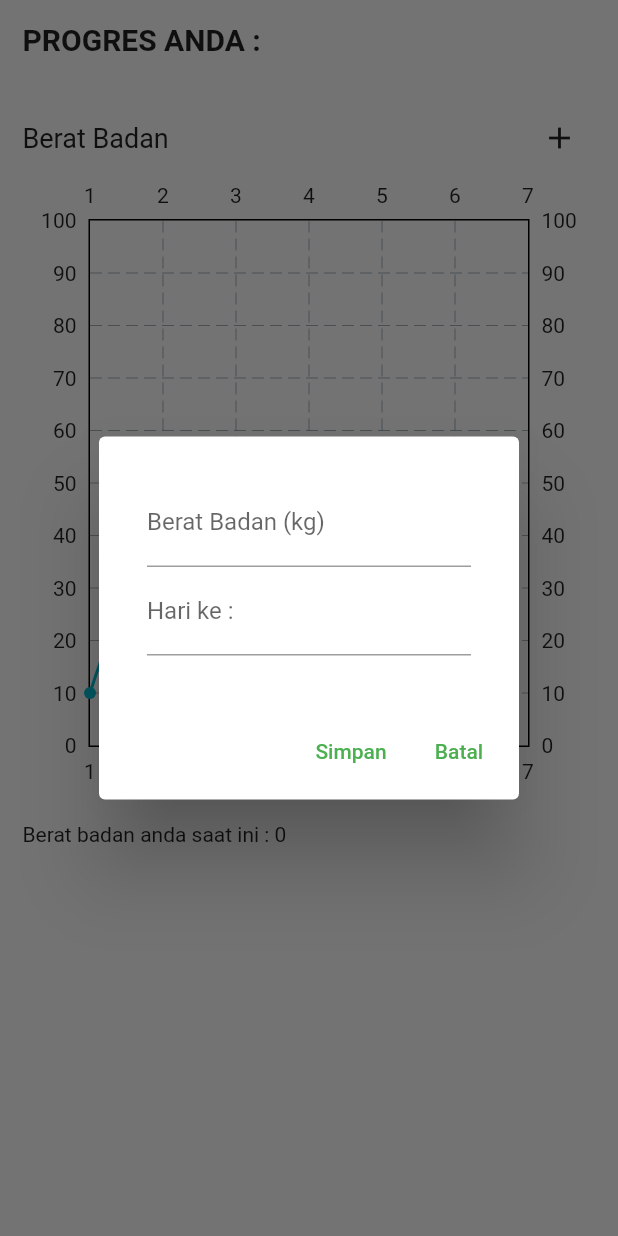
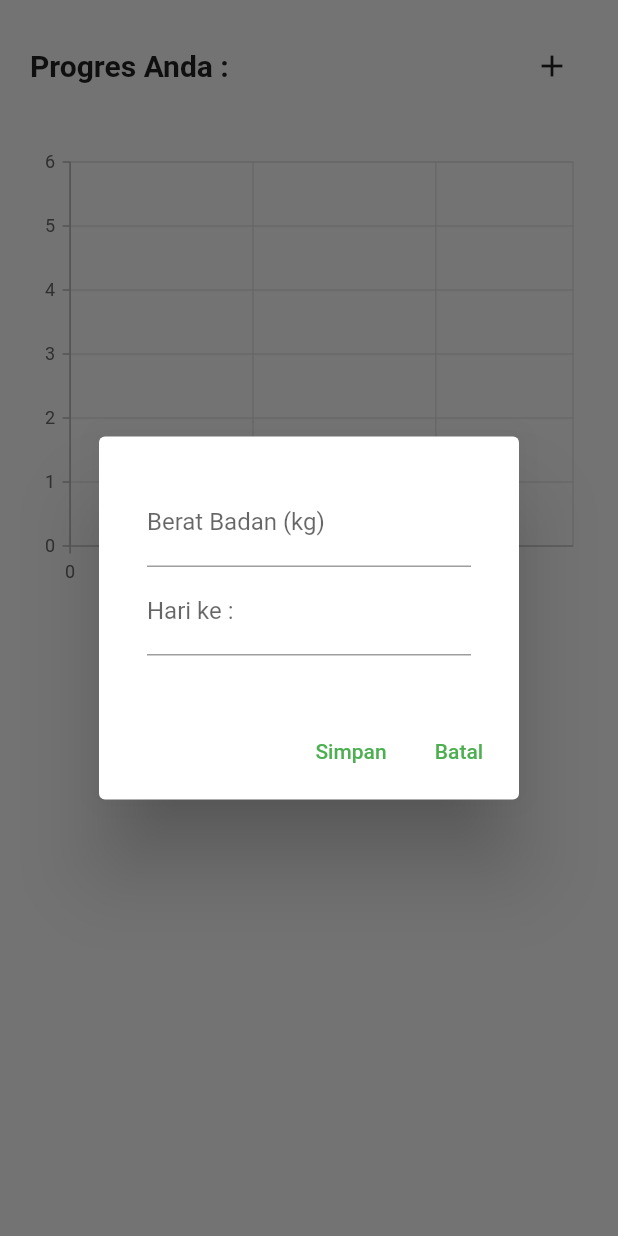
Before and after one commit to wshena/ProyekAkhir-PemMob-DietYuk, a Flutter app: the ProgressPage screen opened directly, after a tap on the "add" icon, on a phone screen of 412 x 824 dp. Run offline on Flutter 3.47's test engine with Material 2 defaults, Android fonts, the phone set to English and light mode, and no system bars; drawn by our look-alikes of fl_chart; our stand-ins replace carousel_slider, hive, hive_flutter, syncfusion_flutter_charts; missing offline and left inert: footer; accounts and stored records are empty.

Commit message:
upadate chart

```diff
--- a/lib/pages/progressPage.dart
+++ b/lib/pages/progressPage.dart
@@ -1,7 +1,8 @@
 // ignore: file_names
-
+import 'dart:async';
 import 'package:flutter/material.dart';
-import 'package:fl_chart/fl_chart.dart';
+import 'package:flutter/services.dart';
+import 'package:syncfusion_flutter_charts/charts.dart';
 
 class ProgressPage extends StatefulWidget {
   const ProgressPage({super.key});
@@ -10,58 +11,48 @@ class ProgressPage extends StatefulWidget {
   State<ProgressPage> createState() => _ProgressPageState();
 }
 
-List<LineChartBarData> lineChartBarData = [
-  LineChartBarData(isCurved: true, spots: [
-    const FlSpot(1, 10),
-    const FlSpot(2, 42),
-    const FlSpot(3, 32),
-    const FlSpot(4, 32),
-    const FlSpot(5, 8),
-    const FlSpot(6, 10),
-  ])
-];
-
 final _formKey = GlobalKey<FormState>(); // global form key
 
 TextEditingController conBerat = TextEditingController();
 TextEditingController conHari = TextEditingController();
 
-String? beratBadan = '0';
-String? hariKe = '0';
+int? beratBadan = 0;
+int? hariKe = 0;
 
-Future<void> addBerat(String berat, String hari) async {
-  if (_formKey.currentState!.validate()) {
-    _formKey.currentState!.save();
-  }
-  beratBadan = berat;
-  hariKe = hari;
+void addData(String berat, String hari) {
+  beratBadan = int.parse(berat);
+  hariKe = int.parse(hari);
 }
 
+final List<ChartData> chartData = [
+  // ChartData(1, 50),
+  // ChartData(2, 20),
+  // ChartData(3, 43),
+  // ChartData(4, 55),
+  // ChartData(5, 60),
+  // ChartData(6, 65),
+  // ChartData(7, 60),
+];
+
+ChartSeriesController? _chartSeriesController;
+
 class _ProgressPageState extends State<ProgressPage> {
+  //Initialize the series controller
   @override
   Widget build(BuildContext context) {
-    double width = MediaQuery.of(context).size.width;
-    double height = MediaQuery.of(context).size.height;
-
     return Scaffold(
-      body: SingleChildScrollView(
-          padding: const EdgeInsets.all(15),
+        body: Center(
+            child: Container(
+      padding: const EdgeInsets.all(20),
       child: Column(
-            crossAxisAlignment: CrossAxisAlignment.start,
+        children: [
+          Row(
+            mainAxisAlignment: MainAxisAlignment.spaceBetween,
+            crossAxisAlignment: CrossAxisAlignment.center,
             children: [
               const Text(
-                "PROGRES ANDA : ",
+                "Progres Anda : ",
                 style: TextStyle(fontWeight: FontWeight.bold, fontSize: 20),
-              ),
-              const SizedBox(
-                height: 30,
-              ),
-              Row(
-                mainAxisAlignment: MainAxisAlignment.spaceBetween,
-                children: [
-                  const Text(
-                    "Berat Badan",
-                    style: TextStyle(fontSize: 18),
               ),
               IconButton(
                   onPressed: () {
@@ -70,24 +61,26 @@ class _ProgressPageState extends State<ProgressPage> {
                   icon: const Icon(Icons.add))
             ],
           ),
-              SizedBox(
-                width: width,
-                height: height * 0.5,
-                child: LineChart(LineChartData(
-                    minX: 1,
-                    minY: 0,
-                    maxX: 7,
-                    maxY: 100,
-                    lineBarsData: lineChartBarData)),
+          const SizedBox(
+            height: 30,
           ),
-              const SizedBox(
-                height: 20,
+          SfCartesianChart(series: <ChartSeries>[
+            // Renders line chart
+            LineSeries<ChartData, int>(
+                dataSource: chartData,
+                xValueMapper: (ChartData data, _) => data.x,
+                yValueMapper: (ChartData data, _) => data.y)
+          ]),
+        ],
       ),
-              Text("Berat badan anda saat ini : $beratBadan")
-            ],
-          )),
-    );
+    )));
   }
+}
+
+class ChartData {
+  ChartData(this.x, this.y);
+  final int x;
+  final int y;
 }
 
 // ignore: non_constant_identifier_names
@@ -105,12 +98,22 @@ Future<void> ShowFormDialog(context) {
                 children: <Widget>[
                   TextFormField(
                     controller: conBerat,
+                    keyboardType: TextInputType.number,
+                    inputFormatters: <TextInputFormatter>[
+                      FilteringTextInputFormatter.digitsOnly
+                    ], // Only numbers can be entered
+
                     decoration: const InputDecoration(
                       labelText: 'Berat Badan (kg)',
                     ),
                   ),
                   TextFormField(
                     controller: conHari,
+                    keyboardType: TextInputType.number,
+                    inputFormatters: <TextInputFormatter>[
+                      FilteringTextInputFormatter.digitsOnly
+                    ], // Only numbers can be entered
+
                     decoration: const InputDecoration(
                       labelText: 'Hari ke : ',
                     ),
@@ -123,8 +126,21 @@ Future<void> ShowFormDialog(context) {
             TextButton(
                 child: const Text("Simpan"),
                 onPressed: () {
-                  addBerat(conBerat.text, conHari.text);
-
+                  // ignore: list_remove_unrelated_type
+                  addData(conBerat.text, conHari.text);
+                  if (chartData.isEmpty) {
+                    chartData.add(ChartData(hariKe!, beratBadan!));
+                    _chartSeriesController?.updateDataSource(
+                      addedDataIndexes: <int>[hariKe!],
+                      removedDataIndexes: <int>[hariKe!],
+                    );
+                  } else {
+                    chartData.add(ChartData(hariKe!, beratBadan!));
+                    _chartSeriesController?.updateDataSource(
+                      addedDataIndexes: <int>[hariKe!],
+                      removedDataIndexes: <int>[hariKe!],
+                    );
+                  }
                   Navigator.pop(context);
                 }),
             TextButton(
--- a/pubspec.yaml
+++ b/pubspec.yaml
@@ -42,6 +42,7 @@ dependencies:
   # Use with the CupertinoIcons class for iOS style icons.
   cupertino_icons: ^1.0.2
   intl: ^0.17.0
+  syncfusion_flutter_charts: ^20.3.59
 
 dev_dependencies:
   flutter_test:
```
Also changed, not shown: lib/pages/doingOlahraga/doingOlahragaLanjutan.dart (+21 -5 lines), lib/pages/doingOlahraga/doingOlahragaMenengah.dart (+20 -4 lines), lib/pages/doingOlahraga/doingOlahragaPemula.dart (+20 -3 lines), lib/pages/exercisePage.dart (+9 -2 lines), pubspec.lock. Lines whose indentation alone changed are shown as unchanged.
